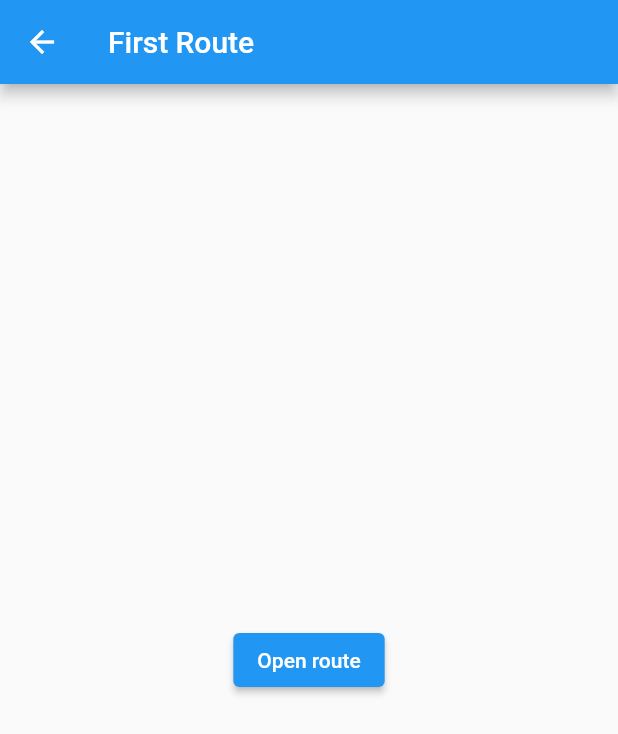
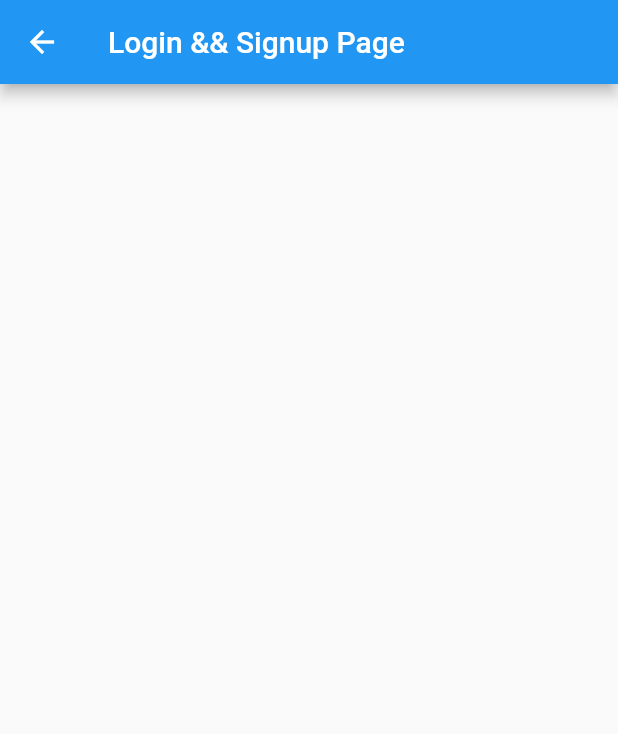
Before and after one commit to IkaikaL/Food-Basket, a Flutter app: the screen it shows after launch, after a tap on the "person" icon, on a phone screen of 412 x 824 dp. Shown: the top 734 px of the screen. Run offline on Flutter 3.47's test engine with Material 2 defaults, Android fonts, the phone set to English and light mode, and no system bars; generated files the repository leaves out were written again.

Commit message:
Basic framework
Basic framework for designing app skeleton is in place.

```diff
--- a/basket/lib/main.dart
+++ b/basket/lib/main.dart
@@ -6,8 +6,8 @@ import 'src/settings/settings_service.dart';
 // Page Imports
 import 'pages/logInPage.dart';
 
-void main() async {
-  print("test");
+void main() {
+  print("AAAAAAAAAAAAAAAAAAAAAAAAA");
   runApp(const BasketApp());
 }
 
@@ -30,7 +30,7 @@ class Title extends StatelessWidget {
   Widget build(BuildContext context) {
     return Scaffold(
     appBar: AppBar(
-      title: const Text('Startup Name Generator'),
+      title: const Text('Basket'),
       actions: [ IconButton(icon: const Icon(Icons.person),
           onPressed:  () => Navigator.push(context,
                       MaterialPageRoute(builder: (context) => const FirstRoute())),
--- a/basket/lib/pages/logInPage.dart
+++ b/basket/lib/pages/logInPage.dart
@@ -10,16 +10,8 @@ class FirstRoute extends StatelessWidget {
   Widget build(BuildContext context) {
     return Scaffold(
       appBar: AppBar(
-        title: const Text('First Route'),
+        title: const Text('Login && Signup Page'),
       ),
-      body: Center(
-        child: ElevatedButton(
-          child: const Text('Open route'),
-          onPressed: () {
-            // Navigate to second route when tapped.
-          },
-        ),
-      ),
-    );
+      );
   }
 }
```
Also changed, not shown: 3 other files.
